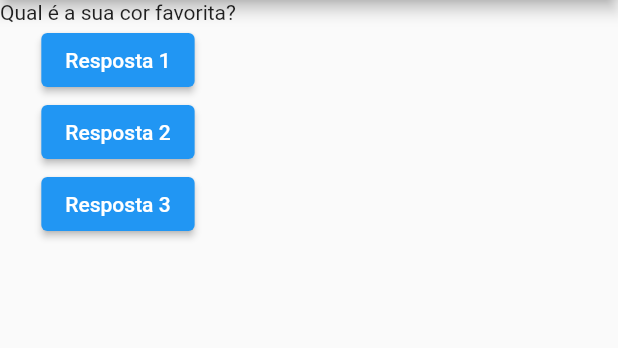
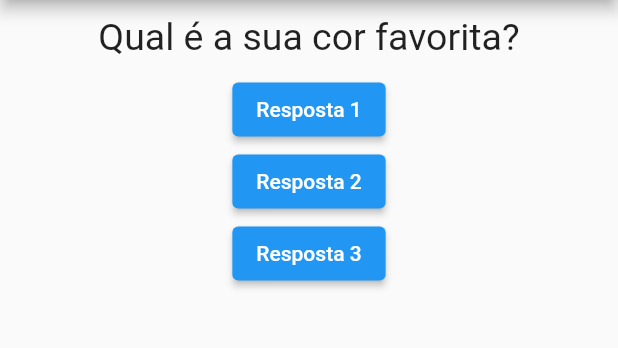
Before and after one commit to IsmaelDevMobile/projeto_perguntas, a Flutter app: the screen it shows after launch, on a phone screen of 412 x 824 dp, the part 84-432 px from its top. Run offline on Flutter 3.47's test engine with Material 2 defaults, Android fonts, the phone set to English and light mode, and no system bars.

Commit message:
Applying Style to the Question Widget

```diff
--- a/lib/questao.dart
+++ b/lib/questao.dart
@@ -1,13 +1,20 @@
-
 import 'package:flutter/material.dart';
 
 class Questao extends StatelessWidget {
-final String texto;
+  final String texto;
 
   const Questao({super.key, required this.texto});
 
   @override
   Widget build(BuildContext context) {
-    return Text(texto);
+    return Container(
+      width: double.infinity,
+      margin: const EdgeInsets.all(10),
+      child: Text(
+        texto,
+        textAlign: TextAlign.center,
+        style:const TextStyle(fontSize: 25),
+      ),
+    );
   }
 }
```
